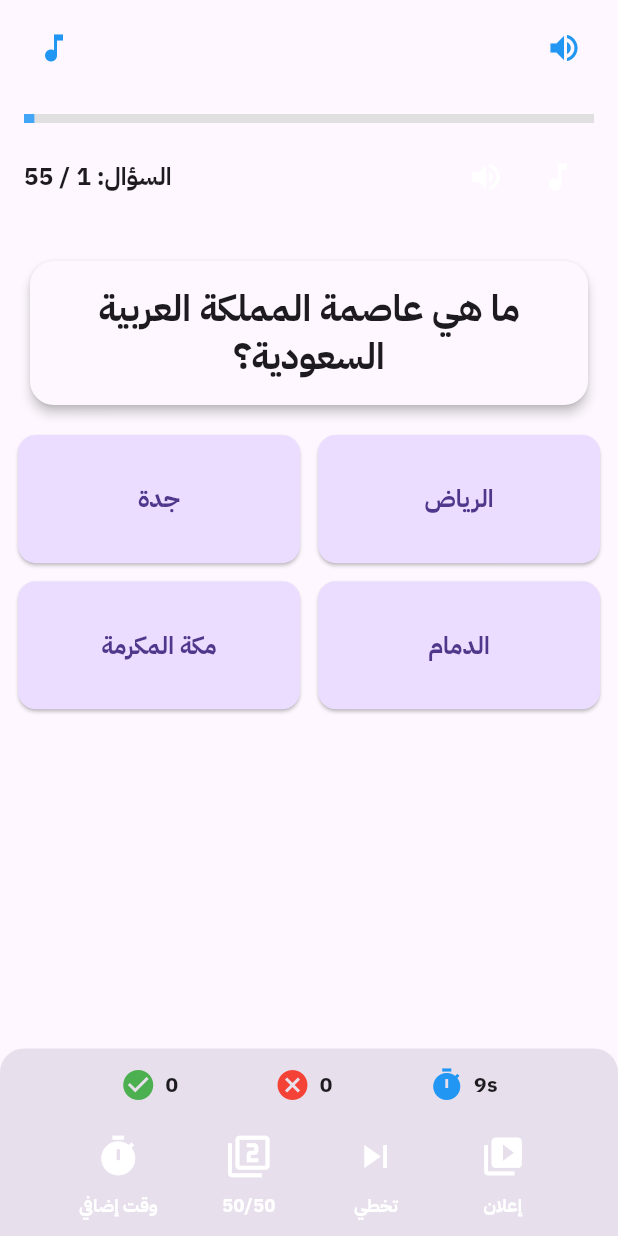
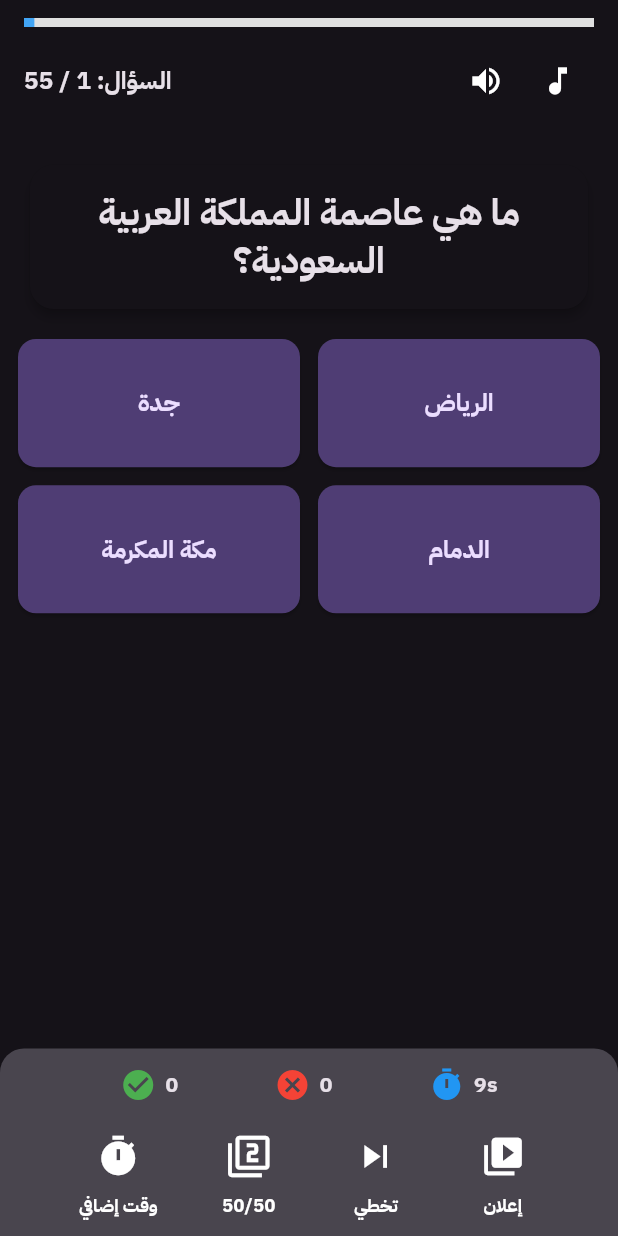
Before and after one commit to MaNoOoz/res_app, a Flutter app: the screen it shows after launch, after a tap on "إلعب", on a phone screen of 412 x 824 dp. Run offline on Flutter 3.47's test engine with Material 3 defaults, Android fonts, the phone set to English and light mode, and no system bars; our stand-ins replace audioplayers, flutter_rating_bar, flutter_screenutil, get, logger, lottie and 1 more.

Commit message:
pre relese no ads better ui

```diff
--- a/lib/QuizScreen.dart
+++ b/lib/QuizScreen.dart
@@ -3,6 +3,7 @@ import 'package:get/get.dart';
 import 'package:lottie/lottie.dart';
 import 'package:quiz_project/quiz_controller.dart';
 import 'package:quiz_project/utils/Constants.dart';
+import 'package:quiz_project/widgets/confirm_exit_pop_scope.dart';
 
 class QuizScreen extends StatelessWidget {
   QuizScreen({super.key});
@@ -23,37 +24,11 @@ class QuizScreen extends StatelessWidget {
         final currentQuestion = quizController.quiz.value!
             .questions[quizController.currentQuestionIndex.value];
 
-        return SafeArea(
+        return ConfirmExitPopScope(
+          child: SafeArea(
             child: Column(
               children: [
 
-              Padding(
-                padding: const EdgeInsets.symmetric(horizontal: 12, vertical: 8),
-                child: Row(
-                  mainAxisAlignment: MainAxisAlignment.end,
-                  children: [
-                    Obx(() => IconButton(
-                      icon: Icon(
-                        quizController.isMusicOn.value
-                            ? Icons.music_note
-                            : Icons.music_off,
-                        color: Colors.blue,
-                      ),
-                      onPressed: quizController.toggleMusic,
-                    )),
-                    Spacer(),
-                    Obx(() => IconButton(
-                      icon: Icon(
-                        quizController.isSoundOn.value
-                            ? Icons.volume_up
-                            : Icons.volume_off,
-                        color: Colors.blue,
-                      ),
-                      onPressed: quizController.toggleSound,
-                    )),
-                  ],
-                ),
-              ),
                 // Top bar with timer, score, skips
                 Padding(
                   padding: const EdgeInsets.symmetric(horizontal: 16, vertical: 12),
@@ -253,6 +228,7 @@ class QuizScreen extends StatelessWidget {
                 ),
               ],
             ),
+          ),
         );
       }),
     );
--- a/lib/main.dart
+++ b/lib/main.dart
@@ -19,8 +19,12 @@ void main() {
           // or MaterialApp
           debugShowCheckedModeBanner: false,
           title: 'Your App',
-          theme: ThemeData(useMaterial3: true),
-          home: HomePage(), // or your actual home screen
+          theme: ThemeData(
+            useMaterial3: true,
+            brightness: Brightness.dark,
+            fontFamily: 'Cairo',
+            colorSchemeSeed: Colors.deepPurple,
+          ),          home: HomePage(), // or your actual home screen
         );
       },
     ),
@@ -28,108 +32,116 @@ void main() {
 }
 
 class HomePage extends StatelessWidget {
-  final String question = "أسئلة ثقافية";
-  final List<String> answers = ["London", "Paris", "Berlin", "Madrid"];
+  const HomePage({super.key});
 
   @override
   Widget build(BuildContext context) {
-    var ScreenWidth = MediaQuery.of(context).size.width;
+    final screenWidth = MediaQuery.of(context).size.width;
 
     return ConfirmExitPopScope(
       title: "تنبيه",
       message: "هل تريد الخروج من التطبيق",
       confirmText: "نعم",
       cancelText: "لا",
-      child: SafeArea(
       child: Scaffold(
-          backgroundColor: Colors.black,
-          // appBar: AppBar(title: Text("S")),
         body: Stack(
           children: [
+            // Background layer
             SizedBox.expand(child: Constants.backGroundMain()),
 
-              Padding(
-                padding: const EdgeInsets.all(8.0),
-                child: Column(
-                  children: [
-                    spaceV20,
-
-                    TransparentBorderedButton(
-                      text: '$question',
-                      width: ScreenWidth,
-                      onPressed: () {
-                        print('Button pressed!');
-                      },
-                      // Optional customizations:
-                      borderRadius: 30.0,
-                      // More rounded corners
-                      borderWidth: 1.5,
-                      // Thinner border
-                      padding: const EdgeInsets.all(16),
-                      textStyle: mainStyleMW,
+            // Gradient overlay for readability
+            Container(
+              decoration: BoxDecoration(
+                gradient: LinearGradient(
+                  colors: [
+                    Colors.black.withOpacity(0.7),
+                    Colors.black.withOpacity(0.9),
+                  ],
+                  begin: Alignment.topCenter,
+                  end: Alignment.bottomCenter,
+                ),
+              ),
             ),
 
-                    spaceV20,
-                    spaceV20,
-                    spaceV20,
-                    spaceV20,
-                    TransparentBorderedButton(
-                      width: 222,
+            // Main UI content
+            SafeArea(
+              child: Padding(
+                padding: EdgeInsets.symmetric(horizontal: 20.w, vertical: 24.h),
+                child: Column(
+                  crossAxisAlignment: CrossAxisAlignment.center,
+                  children: [
+                    Text(
+                      "أسئلة ثقافية",
+                      style: mainStyleMW.copyWith(
+                        fontSize: 28.sp,
+                        fontWeight: FontWeight.bold,
+                        color: Colors.white,
+                      ),
+                      textAlign: TextAlign.center,
+                    ),
+                    SizedBox(height: 30.h),
 
-                      text: ' ${Constants.Play}',
-                      onPressed: () {
-                        print('Button pressed!');
-                        Get.to(() => QuizScreen());
-                      },
-                      // Optional customizations:
-                      borderRadius: 30.0,
-                      // More rounded corners
-                      borderWidth: 1.5,
-                      // Thinner border
-                      padding: const EdgeInsets.all(16),
-                      textStyle: mainStyleMW,
+                    Expanded(
+                      child: Padding(
+                        padding: EdgeInsets.symmetric(
+                            horizontal: 24.w, vertical: 32.h),
+                        child: Column(
+                          mainAxisAlignment: MainAxisAlignment.center,
+                          children: [
+                            _menuButton(
+                              icon: Icons.play_arrow,
+                              label: Constants.Play,
+                              onPressed: () => Get.to(() => QuizScreen()),
                             ),
-                    spaceV20,
-
-                    TransparentBorderedButton(
-                      width: 222,
-
-                      text: ' ${Constants.ResetGame}',
-                      onPressed: () {
-                        print('Button pressed!');
-                      },
-                      // Optional customizations:
-                      borderRadius: 30.0,
-                      // More rounded corners
-                      borderWidth: 1.5,
-                      // Thinner border
-                      padding: const EdgeInsets.all(16),
-                      textStyle: mainStyleMW,
+                            SizedBox(height: 20.h),
+                            _menuButton(
+                              icon: Icons.refresh,
+                              label: Constants.ResetGame,
+                              onPressed: () => print("Reset Game pressed"),
                             ),
-                    spaceV20,
-
-                    TransparentBorderedButton(
-                      width: 222,
-
-                      text: 'إضافة نقاط',
-                      onPressed: () {
-                        print('Button pressed!');
-                      },
-                      // Optional customizations:
-                      borderRadius: 30.0,
-                      // More rounded corners
-                      borderWidth: 1.5,
-                      // Thinner border
-                      padding: const EdgeInsets.all(16),
-                      textStyle: mainStyleMW,
+                            SizedBox(height: 20.h),
+                            _menuButton(
+                              icon: Icons.add_circle_outline,
+                              label: "إضافة نقاط",
+                              onPressed: () => print("Add points pressed"),
                             ),
                           ],
+                        ),
                       ),
                     ),
                   ],
                 ),
               ),
             ),
+          ],
+        ),
+      ),
+    );
+  }
+
+  Widget _menuButton({
+    required IconData icon,
+    required String label,
+    required VoidCallback onPressed,
+  }) {
+    return SizedBox(
+      width: double.infinity,
+      height: 56.h,
+      child: ElevatedButton.icon(
+        style: ElevatedButton.styleFrom(
+          backgroundColor: Colors.deepPurple,
+          foregroundColor: Colors.white,
+          textStyle: mainStyleMW.copyWith(fontSize: 18.sp),
+          shape: RoundedRectangleBorder(
+            borderRadius: BorderRadius.circular(16.r),
+          ),
+          elevation: 4,
+          padding: EdgeInsets.symmetric(horizontal: 12.w),
+        ),
+        icon: Icon(icon, size: 24.sp),
+        label: Text(label),
+        onPressed: onPressed,
+      ),
     );
   }
 }
```
Lines whose indentation alone changed are shown as unchanged.
